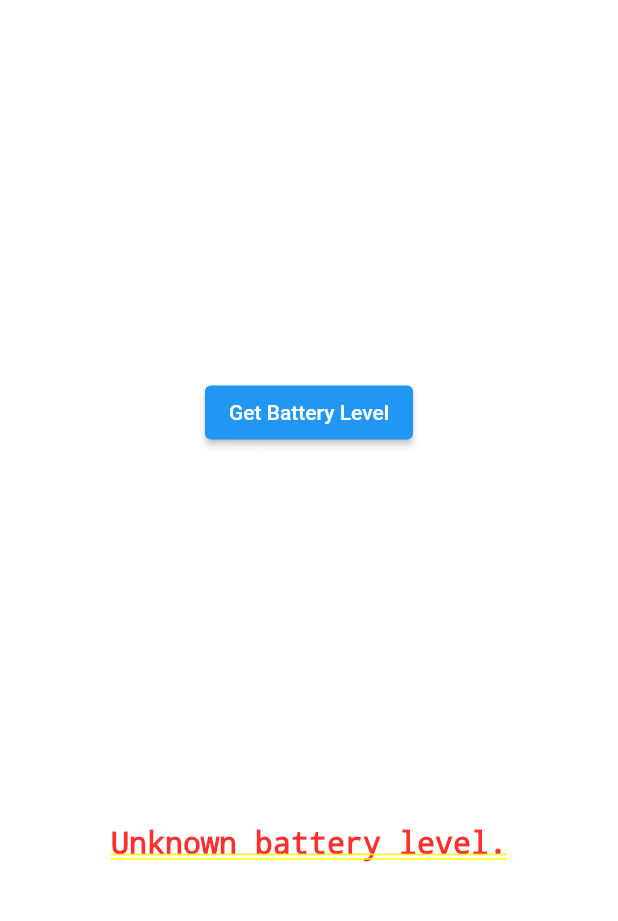
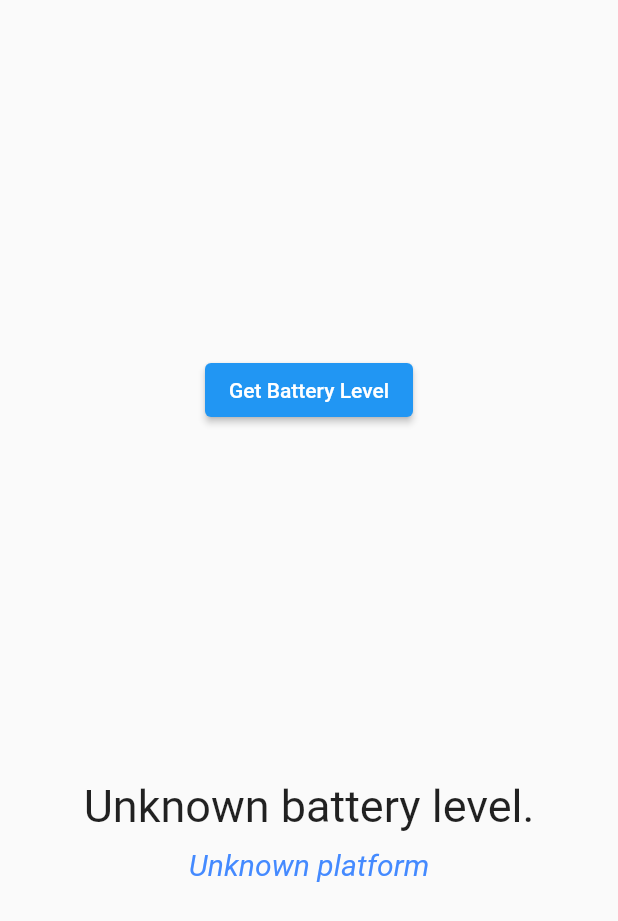
Before and after one commit to WoogearKwon/flutter-study, a Flutter app: the PlatformChannel screen opened by its route, after a tap on "Get Battery Level", on a phone screen of 412 x 824 dp. Shown: the top 921 px of the screen. Run offline on Flutter 3.47's test engine with Material 2 defaults, Android fonts, the phone set to English and light mode, and no system bars; our stand-ins replace animated_text_kit, audioplayers, bloc, cloud_firestore, equatable, firebase_auth and 7 more; accounts and stored records are empty.

Commit message:
[EDIT] add getPlatformName method

```diff
--- a/lib/page/platform_channel/PlatformChannel.dart
+++ b/lib/page/platform_channel/PlatformChannel.dart
@@ -10,16 +10,59 @@ class PlatformChannel extends StatefulWidget {
 }
 
 class _PlatformChannelState extends State<PlatformChannel> {
-  static const platform = const MethodChannel('channel.names.must.be.unique');
+  // All channel names used in a single app must be unique
+  static const batteryPlatform = const MethodChannel('samples.flutter.dev/battery');
+  static const namePlatform = const MethodChannel('samples.flutter.dev/name');
 
   // Get the battery level.
   String _batteryLevel = 'Unknown battery level.';
+  String _platformName = 'Unknown platform';
+
+  @override
+  Widget build(BuildContext context) {
+    return Scaffold(
+      body: Center(
+        child: Column(
+          mainAxisAlignment: MainAxisAlignment.spaceEvenly,
+          children: [
+            ElevatedButton(
+              child: Text('Get Battery Level'),
+              onPressed: () {
+                _getBatteryLevel();
+                _getPlatformName();
+              },
+            ),
+            Column(
+              children: [
+                Text(
+                  _batteryLevel,
+                  style: TextStyle(
+                      fontSize: 30
+                  ),
+                ),
+                Container(
+                  margin: EdgeInsets.only(top: 10.0),
+                  child: Text(
+                    _platformName,
+                    style: TextStyle(
+                        color: Colors.blueAccent,
+                        fontStyle: FontStyle.italic,
+                        fontSize: 20),
+                  ),
+                ),
+              ],
+            ),
+          ],
+        ),
+      ),
+    );
+  }
 
   Future<void> _getBatteryLevel() async {
     String batteryLevel;
 
     try {
-      final int result = await platform.invokeMethod('getBatteryLevel');
+      final int result = await batteryPlatform.invokeMethod('getBatteryLevel');
       batteryLevel = 'Battery level at $result % .';
     } on PlatformException catch (e) {
       batteryLevel = 'Failed to get battery level: ${e.message}';
@@ -30,24 +73,18 @@ class _PlatformChannelState extends State<PlatformChannel> {
     });
   }
 
-  @override
-  Widget build(BuildContext context) {
-    return Center(
-      child: Column(
-        mainAxisAlignment: MainAxisAlignment.spaceEvenly,
-        children: [
-          ElevatedButton(
-            child: Text('Get Battery Level'),
-            onPressed: _getBatteryLevel,
-          ),
-          Text(
-            _batteryLevel,
-            style: TextStyle(
-              fontSize: 20
-            ),
-          ),
-        ],
-      ),
-    );
+  Future<void> _getPlatformName() async {
+    String platformName;
+
+    try {
+      final String result = await namePlatform.invokeMethod('getPlatformName');
+      platformName = 'This is $result platform.';
+    } on PlatformException catch (e) {
+      platformName = 'Failed to get platform name: ${e.message}';
+    }
+
+    setState(() {
+      _platformName = platformName;
+    });
   }
 }
```
Also changed, not shown: 1 other file.
